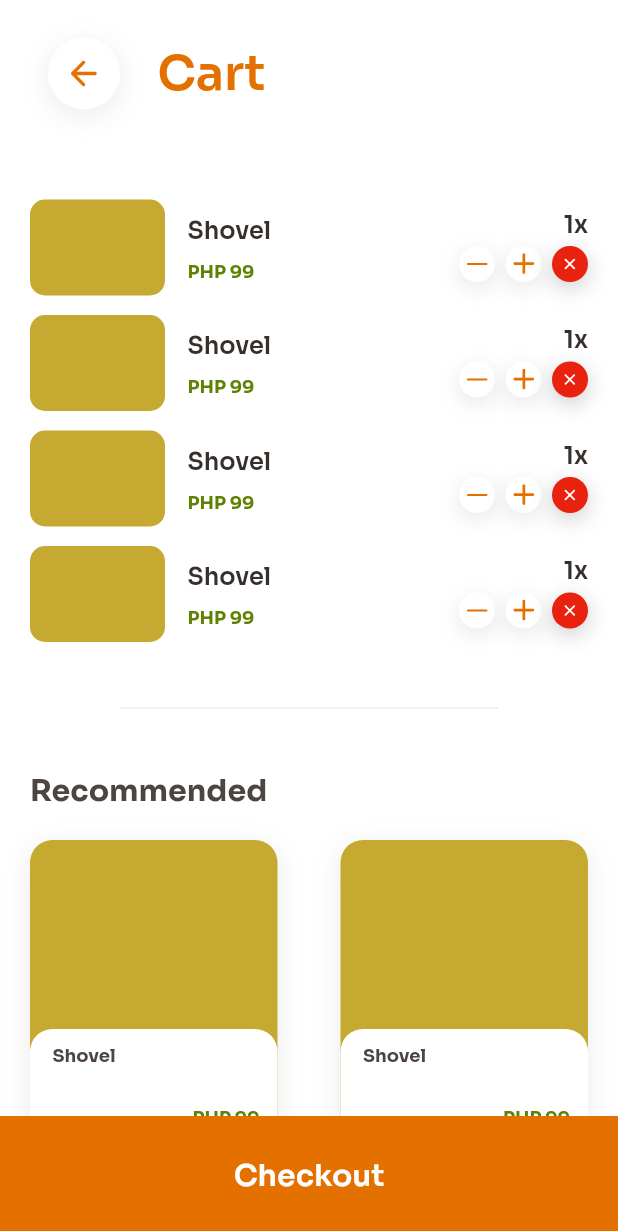
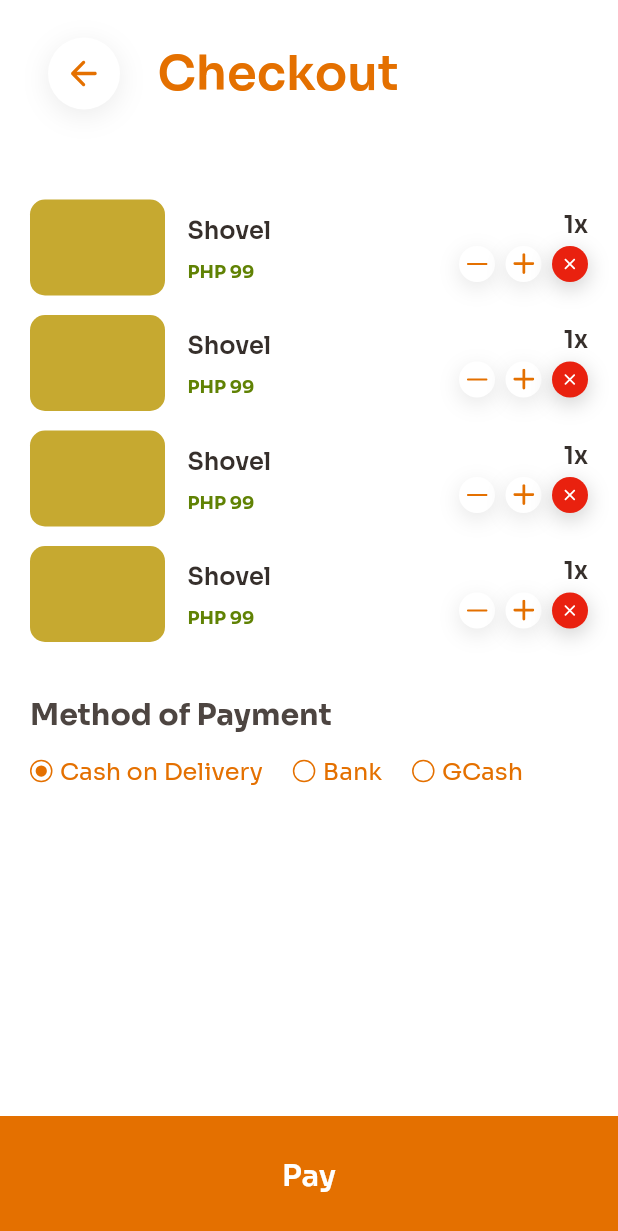
Before and after one commit to conraduouou/toolmart, a Flutter app: the screen it shows after launch, on a phone screen of 412 x 824 dp. Shown: the top 1231 px of the screen. Run offline on Flutter 3.47's test engine with Material 2 defaults, Android fonts, the phone set to English and light mode, and no system bars; our stand-ins replace flutter_svg.

Commit message:
+1: finish checkout screen bare minimum

```diff
--- /dev/null
+++ b/lib/components/cart_item.dart
@@ -0,0 +1,76 @@
+import 'package:flutter/material.dart';
+import 'package:toolmart/color_schemes.g.dart';
+import 'package:toolmart/components/control_button.dart';
+import 'package:toolmart/constants.dart';
+
+class CartItem extends StatelessWidget {
+  const CartItem({super.key});
+
+  @override
+  Widget build(BuildContext context) {
+    return Row(
+      crossAxisAlignment: CrossAxisAlignment.start,
+      children: [
+        const SizedBox(width: 20),
+        Container(
+          width: 90,
+          height: 64,
+          decoration: BoxDecoration(
+            borderRadius: BorderRadius.circular(10),
+            color: kTertiaryColor.shade70,
+          ),
+        ),
+        const SizedBox(width: 15),
+        Padding(
+          padding: const EdgeInsets.symmetric(vertical: 10),
+          child: Column(
+            crossAxisAlignment: CrossAxisAlignment.start,
+            children: [
+              Text(
+                'Shovel',
+                style: kBodyStyle.copyWith(
+                  color: kNeutralColor.shade20,
+                  fontWeight: FontWeight.w600,
+                ),
+              ),
+              const SizedBox(height: 10),
+              Text(
+                'PHP 99',
+                style: kLabelStyle.copyWith(
+                  color: kSecondaryColor.shade50,
+                ),
+              )
+            ],
+          ),
+        ),
+        const Spacer(),
+        Column(
+          crossAxisAlignment: CrossAxisAlignment.end,
+          mainAxisAlignment: MainAxisAlignment.start,
+          children: [
+            const SizedBox(height: 6),
+            Text(
+              '1x',
+              style: kBodyStyle.copyWith(
+                color: kNeutralColor.shade20,
+                fontWeight: FontWeight.w600,
+              ),
+            ),
+            const SizedBox(height: 5),
+            Row(
+              mainAxisSize: MainAxisSize.min,
+              children: [
+                const ControlButton.minus(size: 24),
+                const SizedBox(width: 7),
+                const ControlButton.plus(size: 24),
+                const SizedBox(width: 7),
+                ControlButton.error(size: 24)
+              ],
+            )
+          ],
+        ),
+        const SizedBox(width: 20)
+      ],
+    );
+  }
+}
--- /dev/null
+++ b/lib/components/toolmart_radio_button.dart
@@ -0,0 +1,34 @@
+import 'package:flutter/material.dart';
+import 'package:toolmart/color_schemes.g.dart';
+
+class ToolMartRadioButton extends StatelessWidget {
+  const ToolMartRadioButton({
+    super.key,
+    this.isSelected = false,
+  });
+
+  final bool isSelected;
+
+  @override
+  Widget build(BuildContext context) {
+    return Container(
+      width: 15,
+      height: 15,
+      alignment: Alignment.center,
+      decoration: BoxDecoration(
+        shape: BoxShape.circle,
+        border: Border.all(
+          color: kPrimaryColor.shade60,
+        ),
+      ),
+      child: Container(
+        height: 7.5,
+        width: 7.5,
+        decoration: BoxDecoration(
+          shape: BoxShape.circle,
+          color: isSelected ? kPrimaryColor.shade60 : Colors.transparent,
+        ),
+      ),
+    );
+  }
+}
--- a/lib/landing_routes.dart
+++ b/lib/landing_routes.dart
@@ -1,5 +1,6 @@
 import 'package:flutter/material.dart';
 import 'package:toolmart/screens/cart/cart_screen.dart';
+import 'package:toolmart/screens/cart/checkout_screen.dart';
 import 'package:toolmart/screens/home/home_screen.dart';
 import 'package:toolmart/screens/item/item_screen.dart';
 import 'package:toolmart/screens/landing/landing_screen.dart';
@@ -12,6 +13,7 @@ class LandingRoutes {
     UserScreen.id: (context) => const UserScreen(),
     ItemScreen.id: (context) => const ItemScreen(),
     CartScreen.id: (context) => const CartScreen(),
+    CheckoutScreen.id: (context) => const CheckoutScreen(),
   };
 
   static Route<dynamic>? onGenerateRoute(RouteSettings settings) {
--- a/lib/screens/cart/cart_screen.dart
+++ b/lib/screens/cart/cart_screen.dart
@@ -1,6 +1,6 @@
 import 'package:flutter/material.dart';
 import 'package:toolmart/color_schemes.g.dart';
-import 'package:toolmart/components/control_button.dart';
+import 'package:toolmart/components/cart_item.dart';
 import 'package:toolmart/components/item_card.dart';
 import 'package:toolmart/components/sticky_button.dart';
 import 'package:toolmart/components/toolmart_back_button.dart';
@@ -58,7 +58,7 @@ class CartScreen extends StatelessWidget {
               for (int i = 0; i < 4; i++)
                 Column(
                   children: [
-                    const _CartItem(),
+                    const CartItem(),
                     i < 3 ? const SizedBox(height: 12) : Container(),
                   ],
                 ),
@@ -113,75 +113,3 @@ class CartScreen extends StatelessWidget {
     );
   }
 }
-
-class _CartItem extends StatelessWidget {
-  const _CartItem();
-
-  @override
-  Widget build(BuildContext context) {
-    return Row(
-      crossAxisAlignment: CrossAxisAlignment.start,
-      children: [
-        const SizedBox(width: 20),
-        Container(
-          width: 90,
-          height: 64,
-          decoration: BoxDecoration(
-            borderRadius: BorderRadius.circular(10),
-            color: kTertiaryColor.shade70,
-          ),
-        ),
-        const SizedBox(width: 15),
-        Padding(
-          padding: const EdgeInsets.symmetric(vertical: 10),
-          child: Column(
-            crossAxisAlignment: CrossAxisAlignment.start,
-            children: [
-              Text(
-                'Shovel',
-                style: kBodyStyle.copyWith(
-                  color: kNeutralColor.shade20,
-                  fontWeight: FontWeight.w600,
-                ),
-              ),
-              const SizedBox(height: 10),
-              Text(
-                'PHP 99',
-                style: kLabelStyle.copyWith(
-                  color: kSecondaryColor.shade50,
-                ),
-              )
-            ],
-          ),
-        ),
-        const Spacer(),
-        Column(
-          crossAxisAlignment: CrossAxisAlignment.end,
-          mainAxisAlignment: MainAxisAlignment.start,
-          children: [
-            const SizedBox(height: 6),
-            Text(
-              '1x',
-              style: kBodyStyle.copyWith(
-                color: kNeutralColor.shade20,
-                fontWeight: FontWeight.w600,
-              ),
-            ),
-            const SizedBox(height: 5),
-            Row(
-              mainAxisSize: MainAxisSize.min,
-              children: [
-                const ControlButton.minus(size: 24),
-                const SizedBox(width: 7),
-                const ControlButton.plus(size: 24),
-                const SizedBox(width: 7),
-                ControlButton.error(size: 24)
-              ],
-            )
-          ],
-        ),
-        const SizedBox(width: 20)
-      ],
-    );
-  }
-}
--- /dev/null
+++ b/lib/screens/cart/checkout_screen.dart
@@ -0,0 +1,376 @@
+import 'package:flutter/material.dart';
+import 'package:flutter_svg/svg.dart';
+import 'package:toolmart/color_schemes.g.dart';
+import 'package:toolmart/components/cart_item.dart';
+import 'package:toolmart/components/sticky_button.dart';
+import 'package:toolmart/components/toolmart_back_button.dart';
+import 'package:toolmart/components/toolmart_radio_button.dart';
+import 'package:toolmart/components/toolmart_textfield.dart';
+import 'package:toolmart/constants.dart';
+import 'package:toolmart/screens/cart/cart_screen.dart';
+
+class CheckoutScreen extends StatelessWidget {
+  const CheckoutScreen({super.key});
+
+  static const id = '${CartScreen.id}/checkout';
+
+  @override
+  Widget build(BuildContext context) {
+    final topPadding = MediaQuery.of(context).viewPadding.top;
+
+    return GestureDetector(
+      onTap: () => FocusScope.of(context).unfocus(),
+      child: Scaffold(
+        backgroundColor: Colors.white,
+        bottomNavigationBar: const StickyButton(text: 'Pay'),
+        body: CustomScrollView(
+          physics: const BouncingScrollPhysics(),
+          slivers: [
+            SliverList(
+              delegate: SliverChildListDelegate([
+                SizedBox(height: topPadding + 25),
+                Row(
+                  mainAxisSize: MainAxisSize.min,
+                  children: [
+                    const SizedBox(width: 32),
+                    ToolMartBackButton(
+                      boxShadow: [
+                        BoxShadow(
+                          blurRadius: 15,
+                          offset: const Offset(0, 4),
+                          color: Colors.black.withAlpha((2 / 25 * 255).floor()),
+                        )
+                      ],
+                    ),
+                    const SizedBox(width: 25),
+                    Text(
+                      'Checkout',
+                      style: kHeadlineStyle.copyWith(
+                        color: kPrimaryColor.shade60,
+                        fontWeight: FontWeight.w600,
+                      ),
+                    ),
+                  ],
+                ),
+              ]),
+            ),
+            const SliverToBoxAdapter(child: SizedBox(height: 60)),
+            SliverList(
+              delegate: SliverChildListDelegate([
+                for (int i = 0; i < 4; i++)
+                  Column(
+                    children: [
+                      const CartItem(),
+                      i < 3 ? const SizedBox(height: 12) : Container(),
+                    ],
+                  ),
+              ]),
+            ),
+            const SliverToBoxAdapter(child: SizedBox(height: 35)),
+            const SliverPadding(
+              padding: EdgeInsets.symmetric(horizontal: 20),
+              sliver: SliverToBoxAdapter(
+                child: _MethodOfPayment(),
+              ),
+            ),
+            const SliverToBoxAdapter(child: SizedBox(height: 100)),
+          ],
+        ),
+      ),
+    );
+  }
+}
+
+class _MethodOfPayment extends StatefulWidget {
+  const _MethodOfPayment();
+
+  @override
+  State<_MethodOfPayment> createState() => _MethodOfPaymentState();
+}
+
+class _MethodOfPaymentState extends State<_MethodOfPayment> {
+  int activeMethod = 0;
+  int activeBank = 0;
+
+  void _onMethodTap(int index) {
+    setState(() {
+      activeMethod = index;
+    });
+  }
+
+  void _onBankTap(int index) {
+    setState(() {
+      activeBank = index;
+    });
+  }
+
+  @override
+  Widget build(BuildContext context) {
+    return Column(
+      crossAxisAlignment: CrossAxisAlignment.start,
+      children: [
+        Text(
+          'Method of Payment',
+          style: kTitleStyle.copyWith(
+            fontWeight: FontWeight.bold,
+            color: kNeutralColor.shade30,
+          ),
+        ),
+        const SizedBox(height: 15),
+        Row(
+          children: [
+            _PaymentMethod(
+              method: 'Cash on Delivery',
+              isSelected: activeMethod == 0,
+              onTap: () => _onMethodTap(0),
+            ),
+            const SizedBox(width: 20),
+            _PaymentMethod(
+              method: 'Bank',
+              isSelected: activeMethod == 1,
+              onTap: () => _onMethodTap(1),
+            ),
+            const SizedBox(width: 20),
+            _PaymentMethod(
+              method: 'GCash',
+              isSelected: activeMethod == 2,
+              onTap: () => _onMethodTap(2),
+            ),
+          ],
+        ),
+        const SizedBox(height: 30),
+        AnimatedSwitcher(
+          duration: const Duration(milliseconds: 300),
+          child: activeMethod == 1
+              ? _BankSection(
+                  activeBank: activeBank,
+                  onBankTap: _onBankTap,
+                )
+              : Container(key: UniqueKey()),
+        ),
+      ],
+    );
+  }
+}
+
+class _BankSection extends StatelessWidget {
+  const _BankSection({
+    required this.activeBank,
+    required this.onBankTap,
+  });
+
+  final int activeBank;
+  final Function(int) onBankTap;
+
+  @override
+  Widget build(BuildContext context) {
+    return Column(
+      crossAxisAlignment: CrossAxisAlignment.start,
+      children: [
+        Row(
+          mainAxisAlignment: MainAxisAlignment.spaceBetween,
+          crossAxisAlignment: CrossAxisAlignment.start,
+          children: [
+            Column(
+              mainAxisAlignment: MainAxisAlignment.start,
+              children: [
+                _BankButton(
+                  assetPath: 'assets/illustrations/card-bancontact.svg',
+                  isSelected: activeBank == 0,
+                  onTap: () => onBankTap(0),
+                ),
+                const SizedBox(height: 12),
+                _BankButton(
+                  assetPath: 'assets/illustrations/card-mastercard.svg',
+                  isSelected: activeBank == 3,
+                  onTap: () => onBankTap(3),
+                ),
+              ],
+            ),
+            Column(
+              mainAxisAlignment: MainAxisAlignment.start,
+              children: [
+                _BankButton(
+                  assetPath: 'assets/illustrations/card-amex.svg',
+                  // isImage: true,
+                  isSelected: activeBank == 1,
+                  onTap: () => onBankTap(1),
+                ),
+                const SizedBox(height: 12),
+                _BankButton(
+                  assetPath: 'assets/illustrations/card-paypal.svg',
+                  isSelected: activeBank == 4,
+                  onTap: () => onBankTap(4),
+                ),
+              ],
+            ),
+            _BankButton(
+              assetPath: 'assets/illustrations/card-visa.svg',
+              isSelected: activeBank == 2,
+              onTap: () => onBankTap(2),
+            ),
+          ],
+        ),
+        const SizedBox(height: 30),
+        const ToolMartTextfield(hintText: 'Cardholder name'),
+        const SizedBox(height: 12),
+        const ToolMartTextfield(hintText: 'Card number', digitsOnly: true),
+        const SizedBox(height: 12),
+        Row(
+          children: const [
+            Expanded(
+              child: ToolMartTextfield(
+                hintText: 'Expiration date',
+                dateTimeOnly: true,
+              ),
+            ),
+            SizedBox(width: 30),
+            Expanded(
+              child: ToolMartTextfield(
+                hintText: 'Security code',
+                digitsOnly: true,
+              ),
+            ),
+          ],
+        ),
+        const SizedBox(height: 20),
+        Row(
+          children: [
+            const ToolMartCheckboxButton(isSelected: true),
+            const SizedBox(width: 10),
+            RichText(
+              text: TextSpan(
+                  style: kBodyStyle.copyWith(
+                    color: kPrimaryColor.shade60,
+                  ),
+                  children: [
+                    const TextSpan(text: 'I agree to the '),
+                    TextSpan(
+                      text: 'Terms and Conditions',
+                      style: kBodyStyle.copyWith(
+                        fontWeight: FontWeight.w600,
+                        color: kSecondaryColor.shade40,
+                        decoration: TextDecoration.underline,
+                      ),
+                    ),
+                  ]),
+            )
+          ],
+        )
+      ],
+    );
+  }
+}
+
+class ToolMartCheckboxButton extends StatelessWidget {
+  const ToolMartCheckboxButton({
+    super.key,
+    this.size = 17,
+    this.isSelected = false,
+    this.onTap,
+  });
+
+  final double size;
+  final bool isSelected;
+  final VoidCallback? onTap;
+
+  @override
+  Widget build(BuildContext context) {
+    return InkWell(
+      focusColor: Colors.transparent,
+      highlightColor: Colors.transparent,
+      hoverColor: Colors.transparent,
+      splashColor: Colors.transparent,
+      onTap: onTap,
+      child: Container(
+        height: size,
+        width: size,
+        alignment: Alignment.center,
+        decoration: BoxDecoration(
+          borderRadius: BorderRadius.circular(size / 3.3),
+          border: Border.all(color: kPrimaryColor.shade60, width: 1),
+        ),
+        child: Container(
+          height: size / 2,
+          width: size / 2,
+          decoration: BoxDecoration(
+            borderRadius: BorderRadius.circular(size / 8.5),
+            color: isSelected ? kPrimaryColor.shade60 : Colors.transparent,
+          ),
+        ),
+      ),
+    );
+  }
+}
+
+class _BankButton extends StatelessWidget {
+  const _BankButton({
+    this.isSelected = false,
+    this.onTap,
+    required this.assetPath,
+  });
+
+  final bool isSelected;
+  final VoidCallback? onTap;
+  final String assetPath;
+
+  @override
+  Widget build(BuildContext context) {
+    return InkWell(
+      focusColor: Colors.transparent,
+      highlightColor: Colors.transparent,
+      hoverColor: Colors.transparent,
+      splashColor: Colors.transparent,
+      onTap: onTap,
+      child: Container(
+        decoration: BoxDecoration(
+          borderRadius: BorderRadius.circular(12),
+          border: Border.all(
+            color: isSelected
+                ? kPrimaryColor.shade60
+                : Colors.black.withAlpha((1 / 10 * 255).floor()),
+            width: 2,
+            strokeAlign: BorderSide.strokeAlignOutside,
+          ),
+        ),
+        child: SvgPicture.asset(assetPath),
+      ),
+    );
+  }
+}
+
+class _PaymentMethod extends StatelessWidget {
+  const _PaymentMethod({
+    required this.method,
+    this.isSelected = false,
+    this.onTap,
+  });
+
+  final String method;
+  final bool isSelected;
+  final VoidCallback? onTap;
+
+  @override
+  Widget build(BuildContext context) {
+    return InkWell(
+      focusColor: Colors.transparent,
+      highlightColor: Colors.transparent,
+      hoverColor: Colors.transparent,
+      splashColor: Colors.transparent,
+      onTap: onTap,
+      child: Row(
+        mainAxisSize: MainAxisSize.min,
+        children: [
+          ToolMartRadioButton(isSelected: isSelected),
+          const SizedBox(width: 5),
+          Text(
+            method,
+            style: kBodyStyle.copyWith(
+              color: kPrimaryColor.shade60,
+            ),
+          )
+        ],
+      ),
+    );
+  }
+}
--- a/lib/toolmart_app.dart
+++ b/lib/toolmart_app.dart
@@ -1,7 +1,7 @@
 import 'package:flutter/material.dart';
 import 'package:toolmart/color_schemes.g.dart';
 import 'package:toolmart/landing_routes.dart';
-import 'package:toolmart/screens/cart/cart_screen.dart';
+import 'package:toolmart/screens/cart/checkout_screen.dart';
 
 class ToolMartApp extends StatelessWidget {
   const ToolMartApp({super.key});
@@ -21,7 +21,7 @@ class ToolMartApp extends StatelessWidget {
         ),
       ),
       title: 'ToolMart',
-      initialRoute: CartScreen.id,
+      initialRoute: CheckoutScreen.id,
       routes: LandingRoutes.routes,
       onGenerateRoute: LandingRoutes.onGenerateRoute,
     );
```
Also changed, not shown: assets/illustrations/card-amex.svg, assets/illustrations/card-bancontact.svg, assets/illustrations/card-mastercard.svg, assets/illustrations/card-paypal.svg, assets/illustrations/card-visa.svg.
